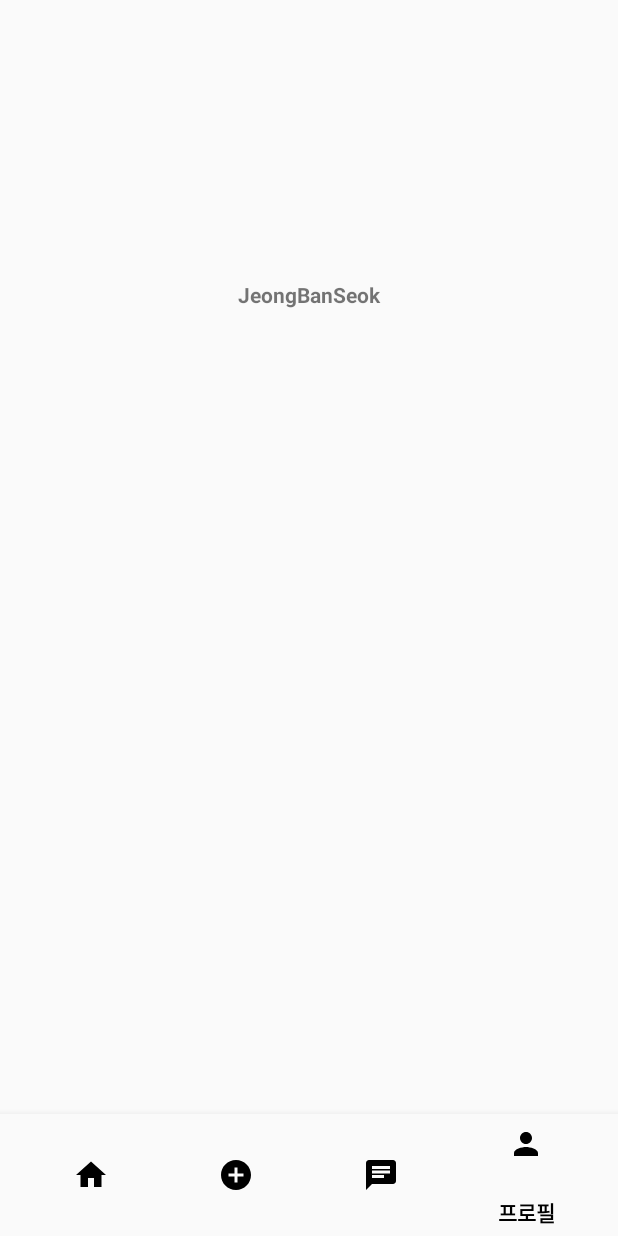
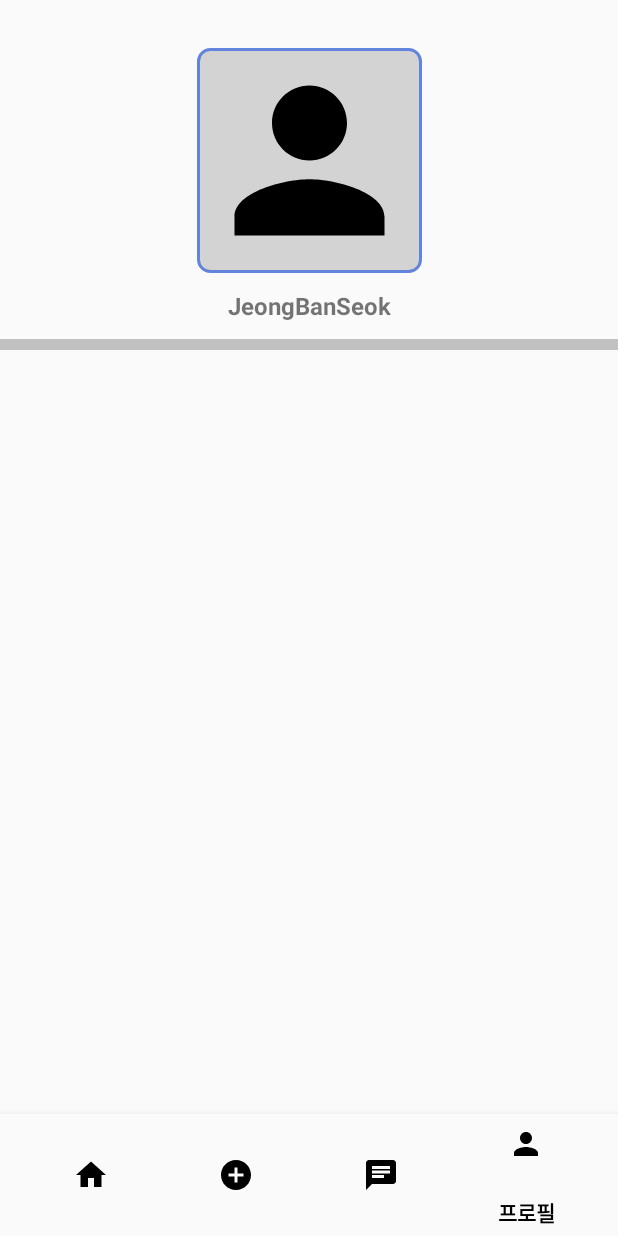
Before and after one commit to JeongEgg/used-trade-app, an Android app: the ProfileFragment screen opened through its navigation route, on a phone screen of 412 x 824 dp. Run offline under Robolectric (Android 15) with nearby library versions, the phone set to English and light mode, and no system bars; our stand-ins replace navigation-ui; pictures from the network do not load; 1 statement that could not run was skipped.

Commit message:
안드로이드 레이아웃 개발3(상품 검색 페이지)

```diff
--- a/UsedTradeApp/app/src/main/java/com/example/usedtradeapp/fragment/HomeFragment.java
+++ b/UsedTradeApp/app/src/main/java/com/example/usedtradeapp/fragment/HomeFragment.java
@@ -1,24 +1,56 @@
 package com.example.usedtradeapp.fragment;
 
+import android.content.DialogInterface;
 import android.os.Bundle;
 import android.view.LayoutInflater;
 import android.view.View;
 import android.view.ViewGroup;
+import android.widget.AdapterView;
+import android.widget.Button;
+import android.widget.ListView;
+import android.widget.Toast;
 
 import androidx.annotation.NonNull;
+import androidx.appcompat.app.AlertDialog;
 import androidx.fragment.app.Fragment;
 
+import com.example.usedtradeapp.R;
 import com.example.usedtradeapp.databinding.FragmentHomeBinding;
 
 public class HomeFragment extends Fragment {
 
     private FragmentHomeBinding binding;
+    private String[] sortOptions = {"낮은 가격순", "높은 가격순", "최신 순"};
 
     @Override
-    public View onCreateView(@NonNull LayoutInflater inflater,
-                             ViewGroup container, Bundle savedInstanceState) {
+    public View onCreateView(@NonNull LayoutInflater inflater, ViewGroup container, Bundle savedInstanceState) {
         binding = FragmentHomeBinding.inflate(inflater, container, false);
+        View rootView = binding.getRoot();
 
-        return binding.getRoot();
+        Button sortButton = rootView.findViewById(R.id.btn_sort);
+        ListView listView = rootView.findViewById(R.id.listview_searched);
+
+        sortButton.setOnClickListener(view -> showSortDialog());
+
+        listView.setOnItemClickListener((parent, view, position, id) -> {
+            String selectedItem = (String) parent.getItemAtPosition(position);
+        });
+
+        return rootView;
+    }
+
+    private void showSortDialog() {
+        AlertDialog.Builder builder = new AlertDialog.Builder(requireContext());
+        builder.setTitle("분류 선택")
+                .setItems(sortOptions, new DialogInterface.OnClickListener() {
+                    @Override
+                    public void onClick(DialogInterface dialog, int which) {
+                        String selectedSort = sortOptions[which];
+                        Toast.makeText(getContext(), "선택된 분류방법: " + selectedSort, Toast.LENGTH_SHORT).show();
+                    }
+                })
+                .setNegativeButton("Cancel", null)
+                .create()
+                .show();
     }
 }
--- /dev/null
+++ b/UsedTradeApp/app/src/main/res/drawable/profile_image_outline.xml
@@ -0,0 +1,12 @@
+<?xml version="1.0" encoding="utf-8"?>
+<shape xmlns:android="http://schemas.android.com/apk/res/android">
+    <!-- 둥근 모서리 -->
+    <corners android:radius="8dp" />
+
+    <!-- 테두리 설정 -->
+    <stroke
+        android:width="2dp"
+        android:color="#6284DC"/>
+
+    <solid android:color="#D3D3D3"/>
+</shape>
--- a/UsedTradeApp/app/src/main/res/layout/fragment_profile.xml
+++ b/UsedTradeApp/app/src/main/res/layout/fragment_profile.xml
@@ -18,17 +18,29 @@
         android:id="@+id/imageview_profile"
         android:layout_width="150dp"
         android:layout_height="150dp"
+        android:background="@drawable/profile_image_outline"
+        android:src="@drawable/icon_person_24"
         app:layout_constraintTop_toBottomOf="@id/view1"
         app:layout_constraintStart_toStartOf="parent"
         app:layout_constraintEnd_toEndOf="parent"/>
     <TextView
+        android:id="@+id/tv_nickname"
         android:layout_width="match_parent"
         android:layout_height="0dp"
         android:text="JeongBanSeok"
         android:gravity="center"
         android:textStyle="bold"
-        app:layout_constraintHeight_percent="0.04"
+        android:textSize="16dp"
+        app:layout_constraintHeight_percent="0.06"
         app:layout_constraintTop_toBottomOf="@id/imageview_profile"
         app:layout_constraintStart_toStartOf="parent"
         app:layout_constraintEnd_toEndOf="parent"/>
+    <View
+        android:layout_width="match_parent"
+        android:layout_height="0dp"
+        android:background="#C1C1C1"
+        app:layout_constraintTop_toBottomOf="@id/tv_nickname"
+        app:layout_constraintStart_toStartOf="parent"
+        app:layout_constraintEnd_toEndOf="parent"
+        app:layout_constraintHeight_percent="0.01"/>
 </androidx.constraintlayout.widget.ConstraintLayout>
```
Also changed, not shown: UsedTradeApp/app/src/main/res/layout/fragment_home.xml (+23 -6 lines).
